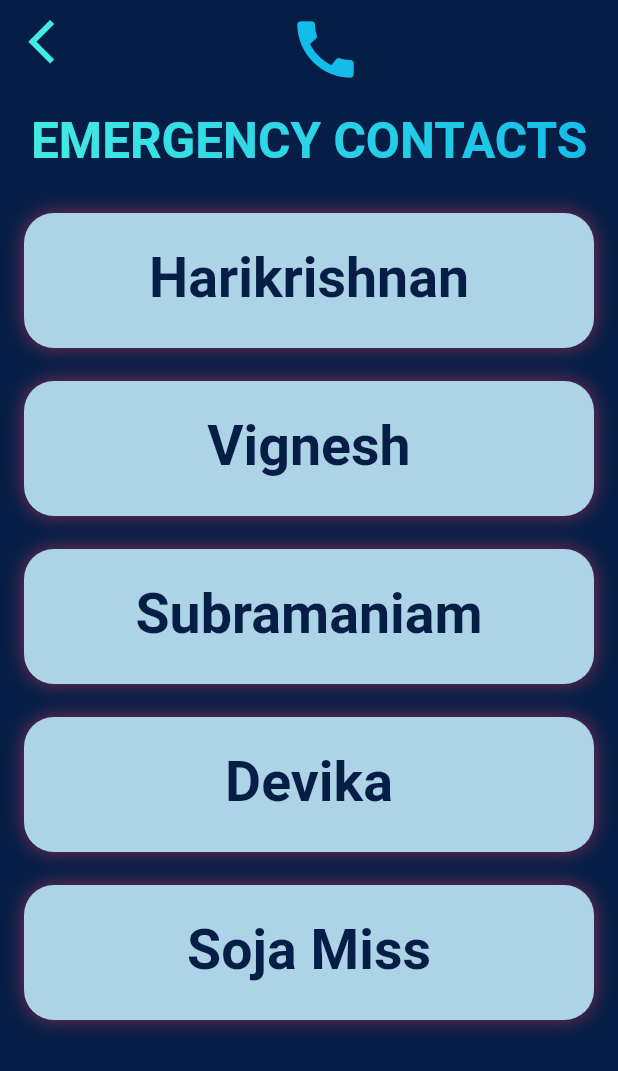
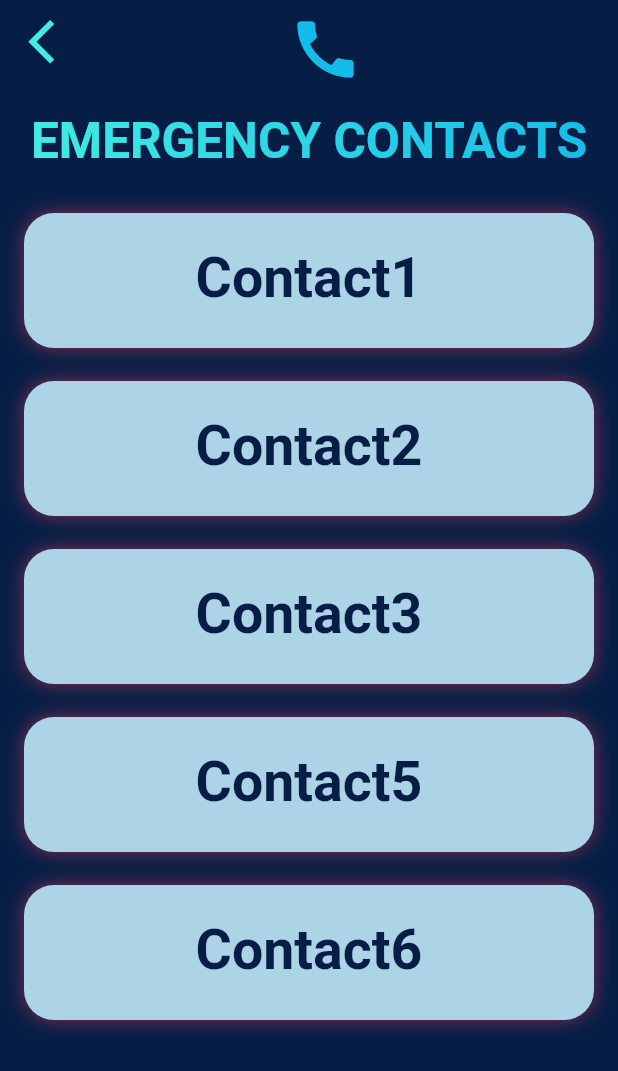
Before and after one commit to ghosthanos/guidance-system-for-the-visually-impaired-final, a Flutter app: the EmergencyContacts screen opened directly, on a phone screen of 412 x 824 dp. Shown: the top 1071 px of the screen. Run offline on Flutter 3.47's test engine with Material 2 defaults, Android fonts, the light colour scheme and no system bars; drawn by our look-alikes of simple_gradient_text; our stand-ins replace camera, firebase_core, flutter_tts, geolocator, google_maps_flutter, google_nav_bar and 1 more; missing offline and left inert: flutter_phone_direct_caller, tflite; accounts and stored records are empty; Roboto replaces fonts that are missing (SourceSansPro).

Commit message:
Update emergency_grid.dart

```diff
--- a/lib/pages/emergency_grid.dart
+++ b/lib/pages/emergency_grid.dart
@@ -9,11 +9,11 @@ class GridItem {
 }
 
 GridList Emergencygrid = GridList(grid: [
-  GridItem(title: 'Harikrishnan', path: 'gridimages/profile1.png'),
-  GridItem(title: 'Vignesh', path: 'gridimages/profile2.png'),
-  GridItem(title: 'Subramaniam', path: 'gridimages/profile3.png'),
-  GridItem(title: 'Devika', path: 'gridimages/profile4.png'),
-  GridItem(title: 'Soja Miss', path: 'gridimaages/profile6.png'),
+  GridItem(title: 'Contact1', path: 'gridimages/profile1.png'),
+  GridItem(title: 'Contact2', path: 'gridimages/profile2.png'),
+  GridItem(title: 'Contact3', path: 'gridimages/profile3.png'),
+  GridItem(title: 'Contact5', path: 'gridimages/profile4.png'),
+  GridItem(title: 'Contact6', path: 'gridimaages/profile6.png'),
 ]);
 
 class GridList {
```
